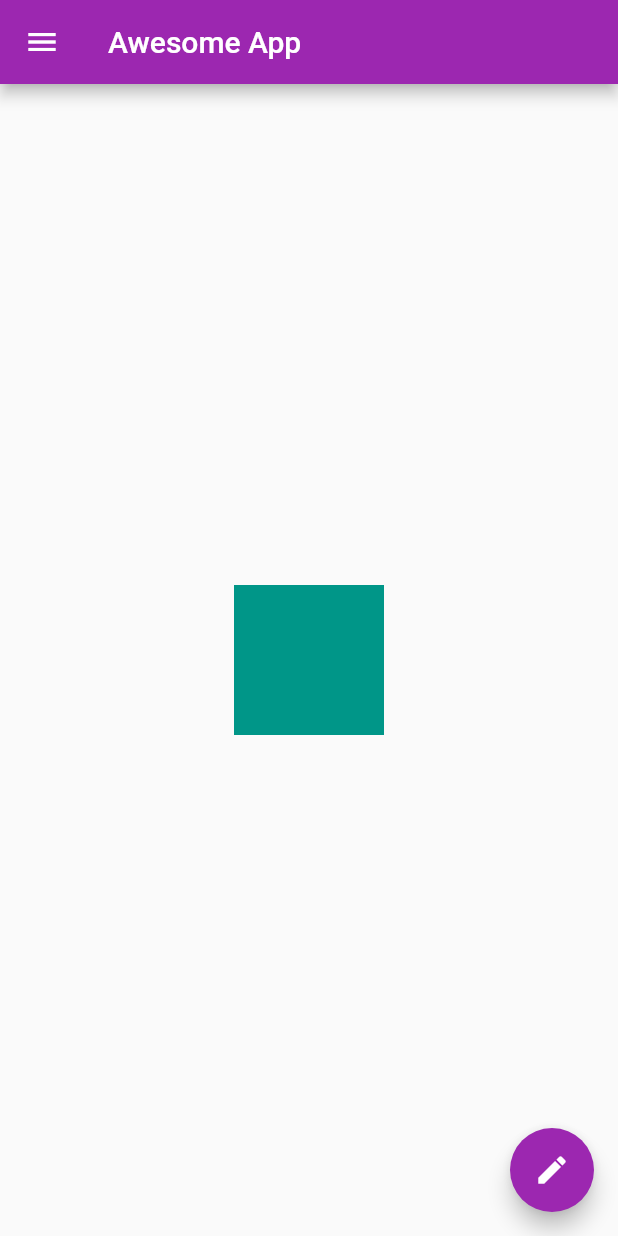
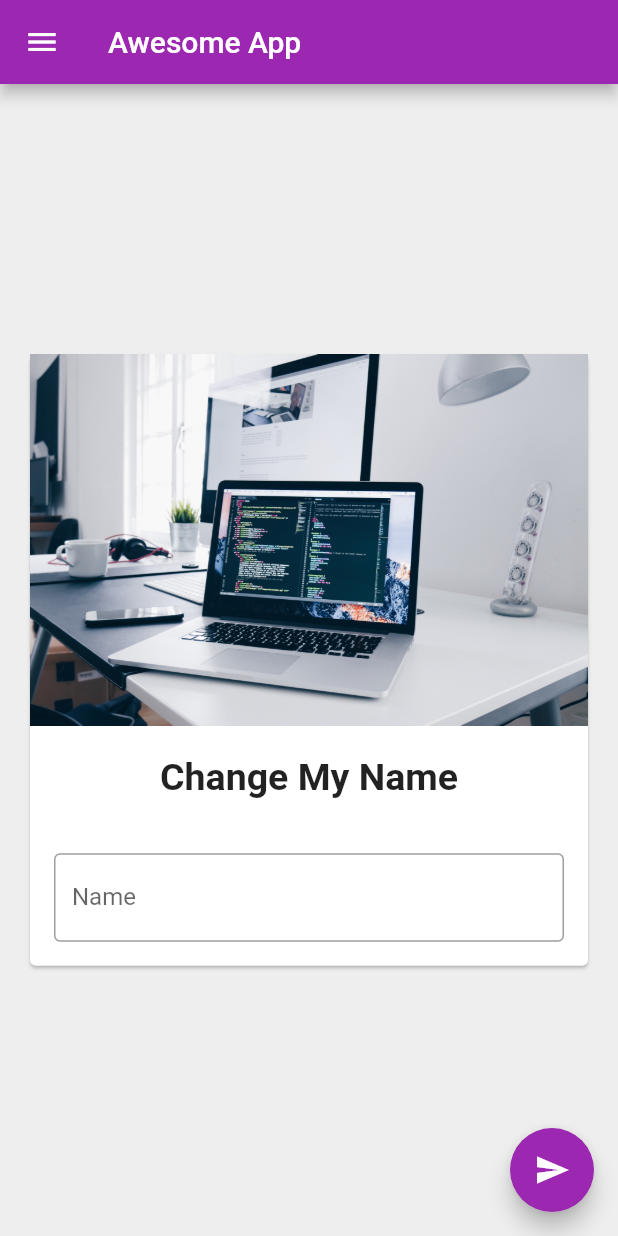
Before and after one commit to lagoo178/experimenting_with_flutter, a Flutter app: the screen it shows after launch, on a phone screen of 412 x 824 dp. Run offline on Flutter 3.47's test engine with Material 2 defaults, Android fonts, the phone set to English and light mode, and no system bars.

Commit message:
Card, Asset Images, TextField & ScrollView

```diff
--- a/lib/main.dart
+++ b/lib/main.dart
@@ -1,3 +1,5 @@
+import 'dart:ui';
+
 import 'package:flutter/material.dart';
 
 void main() {
@@ -9,18 +11,67 @@ void main() {
   ));
 }
 
-class HomePage extends StatelessWidget {
+class HomePage extends StatefulWidget {
+  @override
+  State<HomePage> createState() => _HomePageState();
+}
+
+class _HomePageState extends State<HomePage> {
+  var myText = "Change My Name";
+  TextEditingController _nameController = TextEditingController();
+
+  @override
+  void initState() {
+    super.initState();
+  }
+
+  @override
+  void dispose() {
+    // TODO: implement dispose
+    super.dispose();
+  }
+
   @override
   Widget build(BuildContext context) {
     return Scaffold(
+      backgroundColor: Colors.grey[200],
       appBar: AppBar(
         title: Text("Awesome App"),
       ),
       body: Center(
-        child: Container(
-          height: 100,
-          width: 100,
-          color: Colors.teal,
+        child: Padding(
+          padding: const EdgeInsets.all(16),
+          child: SingleChildScrollView(
+            child: Card(
+              child: Column(
+                children: <Widget>[
+                  Image.asset(
+                    "assets/bg.jpg",
+                  ),
+                  SizedBox(
+                    height: 20,
+                  ),
+                  Text(
+                    myText,
+                    style: TextStyle(fontSize: 25, fontWeight: FontWeight.bold),
+                  ),
+                  SizedBox(
+                    height: 20,
+                  ),
+                  Padding(
+                    padding: const EdgeInsets.all(16.0),
+                    child: TextField(
+                      controller: _nameController,
+                      decoration: InputDecoration(
+                          border: OutlineInputBorder(),
+                          hintText: "Enter some text",
+                          labelText: "Name"),
+                    ),
+                  ),
+                ],
+              ),
+            ),
+          ),
         ),
       ),
       drawer: Drawer(
@@ -52,8 +103,11 @@ class HomePage extends StatelessWidget {
         ),
       ),
       floatingActionButton: FloatingActionButton(
-        onPressed: () {},
-        child: Icon(Icons.edit),
+        onPressed: () {
+          myText = _nameController.text;
+          setState(() {});
+        },
+        child: Icon(Icons.send),
       ),
       floatingActionButtonLocation: FloatingActionButtonLocation.endFloat,
     );
--- a/pubspec.yaml
+++ b/pubspec.yaml
@@ -56,8 +56,11 @@ flutter:
   # included with your application, so that you can use the icons in
   # the material Icons class.
   uses-material-design: true
+  assets:
+    - assets/
 
   # To add assets to your application, add an assets section, like this:
+
   # assets:
   #   - images/a_dot_burr.jpeg
   #   - images/a_dot_ham.jpeg
```
Also changed, not shown: assets/bg.jpg (added), 1 other file.
